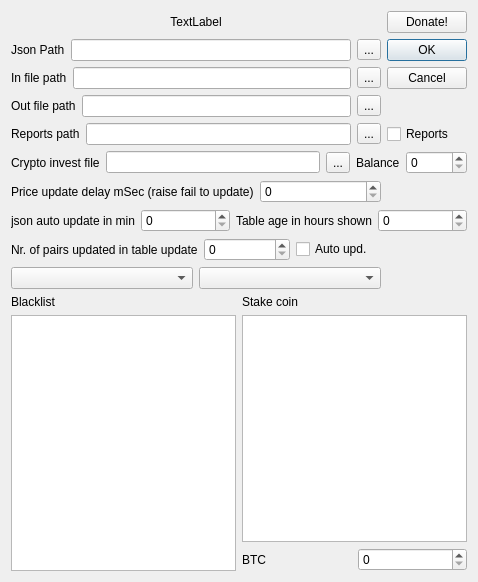
First picture: the form in settingsdialog.ui, repository QTinman/CoinBrowser, before the edit.
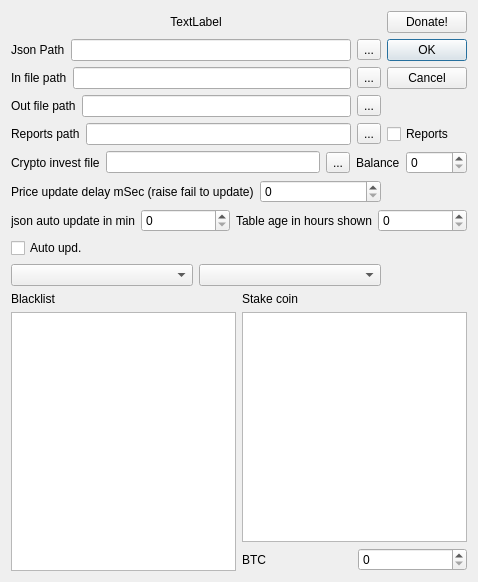
Second picture: the form after the edit. Icons and pictures are not drawn.

Commit message: The table takes every coin the exchange lists, so the pair cap is gone

Diff of the .ui file:
```diff
--- a/settingsdialog.ui
+++ b/settingsdialog.ui
@@ -223,20 +223,6 @@
    </item>
    <item row="9" column="0">
     <layout class="QHBoxLayout" name="horizontalLayout_10">
-     <item>
-      <widget class="QLabel" name="label_9">
-       <property name="text">
-        <string>Nr. of pairs updated in table update</string>
-       </property>
-      </widget>
-     </item>
-     <item>
-      <widget class="QSpinBox" name="rowsintable">
-       <property name="maximum">
-        <number>9999</number>
-       </property>
-      </widget>
-     </item>
      <item>
       <widget class="QCheckBox" name="autoupdatejson">
        <property name="text">
```
The commit also changes 2 other files.
